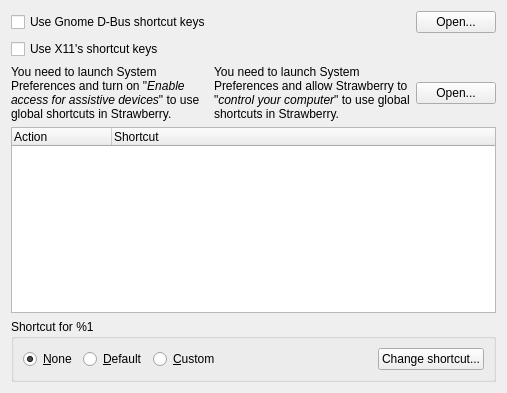
The window that src/settings/shortcutssettingspage.ui (strawberrymusicplayer/strawberry) describes before a commit, drawn with Qt 5.
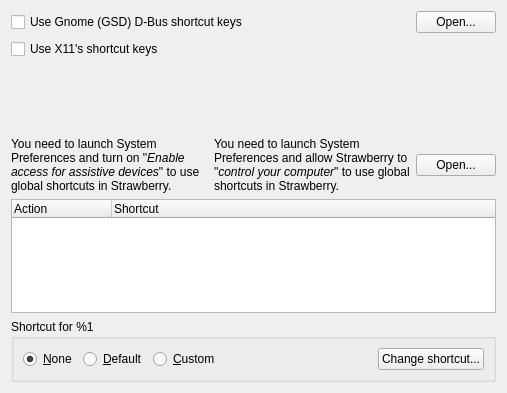
The same window after the commit. Icons and pictures are not drawn.

Commit message: Add warning when enabling X11 shortcuts on gnome, cinnamon and KDE

What changed in the file:
```diff
--- a/src/settings/shortcutssettingspage.ui
+++ b/src/settings/shortcutssettingspage.ui
@@ -42,7 +42,7 @@
          </sizepolicy>
         </property>
         <property name="text">
-         <string>Use Gnome D-Bus shortcut keys</string>
+         <string>Use Gnome (GSD) D-Bus shortcut keys</string>
         </property>
        </widget>
       </item>
@@ -90,6 +90,62 @@
      </layout>
     </widget>
    </item>
+   <item>
+    <widget class="QWidget" name="widget_warning" native="true">
+     <layout class="QHBoxLayout" name="layout_warning">
+      <item>
+       <widget class="QLabel" name="label_warn_icon">
+        <property name="sizePolicy">
+         <sizepolicy hsizetype="Expanding" vsizetype="Preferred">
+          <horstretch>0</horstretch>
+          <verstretch>0</verstretch>
+         </sizepolicy>
+        </property>
+        <property name="minimumSize">
+         <size>
+          <width>48</width>
+          <height>48</height>
+         </size>
+        </property>
+        <property name="maximumSize">
+         <size>
+          <width>48</width>
+          <height>48</height>
+         </size>
+        </property>
+        <property name="baseSize">
+         <size>
+          <width>64</width>
+          <height>64</height>
+         </size>
+        </property>
+        <property name="text">
+         <string/>
+        </property>
+        <property name="pixmap">
+         <pixmap resource="../../data/icons.qrc">:/icons/48x48/dialog-warning.png</pixmap>
+        </property>
+       </widget>
+      </item>
+      <item>
+       <widget class="QLabel" name="label_warn_text">
+        <property name="sizePolicy">
+         <sizepolicy hsizetype="Expanding" vsizetype="Preferred">
+          <horstretch>0</horstretch>
+          <verstretch>0</verstretch>
+         </sizepolicy>
+        </property>
+        <property name="text">
+         <string/>
+        </property>
+        <property name="wordWrap">
+         <bool>true</bool>
+        </property>
+       </widget>
+      </item>
+     </layout>
+    </widget>
+   </item>
    <item>
     <widget class="QWidget" name="widget_macos" native="true">
      <layout class="QHBoxLayout" name="horizontalLayout_3">
```
Left out of the diff: 6 changed lines with no effect on the pictures. The commit also changes 6 other files.
